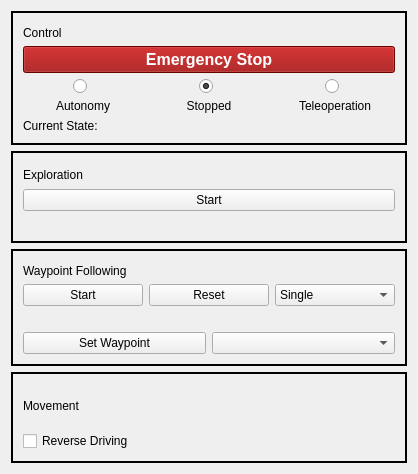
Above: statemachine_rqt_plugins/src/statemachine_controls.ui from MarcoStb1993/robot_statemachine before the change. Below: the same form after it.
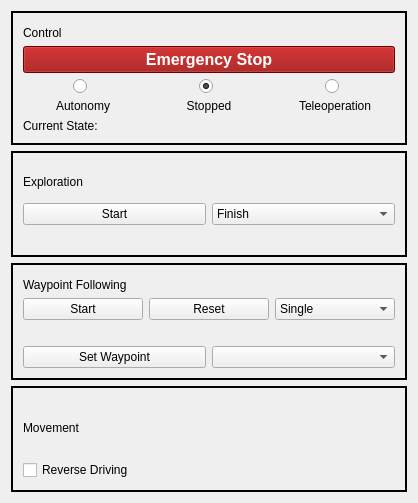
That is the form after the change.

Commit message: Split off some services from ServiceProvider to AdditionsServiceProvider and added exploration mode (0=Finish, 1=Interrupt)

Patch:
```diff
--- a/statemachine_rqt_plugins/src/statemachine_controls.ui
+++ b/statemachine_rqt_plugins/src/statemachine_controls.ui
@@ -7,7 +7,7 @@
     <x>0</x>
     <y>0</y>
     <width>416</width>
-    <height>474</height>
+    <height>503</height>
    </rect>
   </property>
   <property name="windowTitle">
@@ -178,6 +178,20 @@
             </property>
            </widget>
           </item>
+          <item>
+           <widget class="QComboBox" name="exploration_mode_box">
+            <item>
+             <property name="text">
+              <string>Finish</string>
+             </property>
+            </item>
+            <item>
+             <property name="text">
+              <string>Interrupt</string>
+             </property>
+            </item>
+           </widget>
+          </item>
          </layout>
         </item>
         <item>
```
The commit also changes 20 other files.
